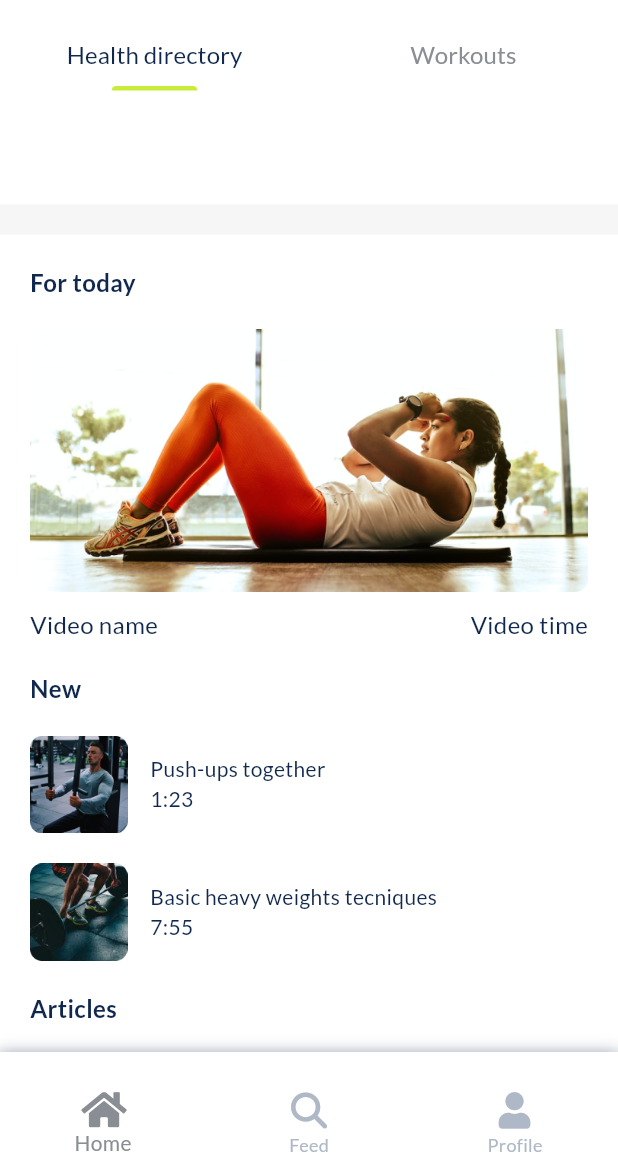
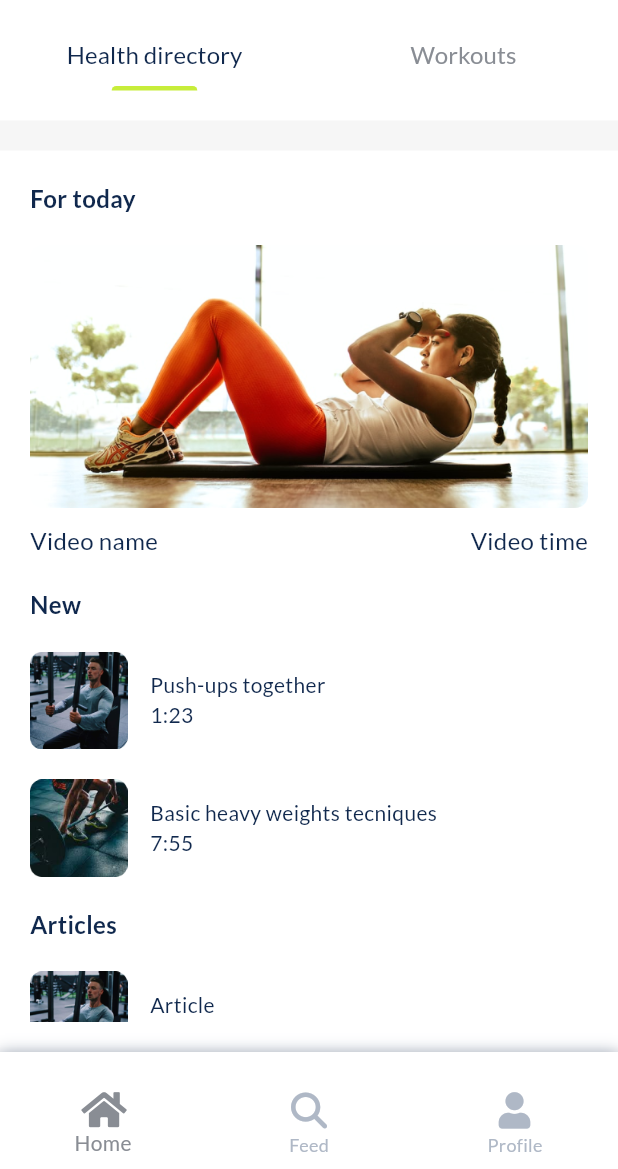
Before and after one commit to Dmitriy1205/lifestyle, a Flutter app: the screen it shows once a user with an empty profile is signed in, on a phone screen of 412 x 824 dp, the part 67-1236 px from its top. Run offline on Flutter 3.47's test engine with Material 2 defaults, Android fonts, the phone set to English and light mode, and no system bars; our stand-ins replace bloc, carousel_slider, cloud_firestore, equatable, firebase_auth, firebase_core and 6 more; accounts and stored records are empty.

Commit message:
home screen minor fix

```diff
--- a/lib/presentation/screens/home_screen/health_directory.dart
+++ b/lib/presentation/screens/home_screen/health_directory.dart
@@ -9,7 +9,7 @@ class HealthDirectory extends StatelessWidget {
 
   @override
   Widget build(BuildContext context) {
-    return Scaffold(appBar: AppBar(),
+    return Scaffold(
       body: Column(
         crossAxisAlignment: CrossAxisAlignment.start,
         children: [
```
